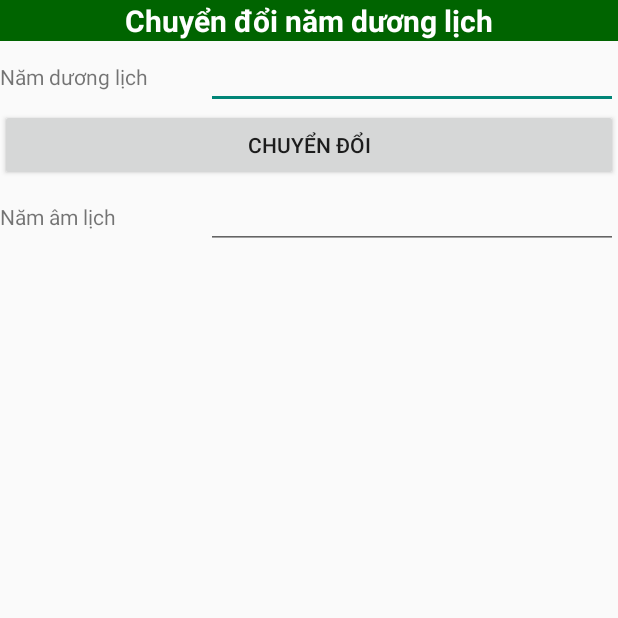
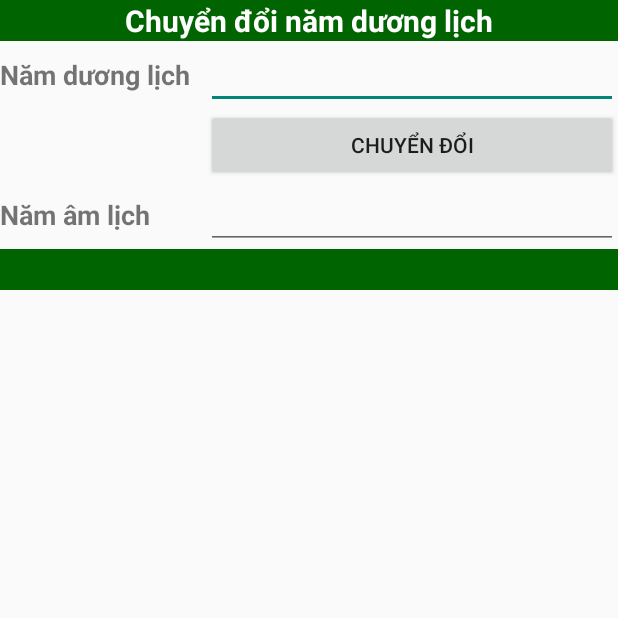
Before and after one commit to TungAnh176/CSE441_PRACTICE, an Android app: the screen it shows after launch (MainActivity), on a phone screen of 412 x 824 dp, the top half of it. Run offline under Robolectric (Android 15) with nearby library versions, the phone set to English and light mode, and no system bars.

Commit message:
update GUI

```diff
--- a/EX05/EX05_1/app/src/main/res/layout/activity_main.xml
+++ b/EX05/EX05_1/app/src/main/res/layout/activity_main.xml
@@ -27,20 +27,24 @@
                 android:layout_height="wrap_content"
                 android:text="Chuyển đổi năm dương lịch"
                 android:textColor="@color/white"
+                android:textSize="20dp"
                 android:textStyle="bold"
-                android:textSize="20dp"/>
+                tools:ignore="HardcodedText,SpUsage,TextSizeCheck" />
         </TableRow>
 
         <TableRow
             android:layout_width="match_parent"
-            android:layout_height="match_parent" >
+            android:layout_height="wrap_content" >
 
             <TextView
                 android:id="@+id/textView2"
                 android:layout_width="0dp"
                 android:layout_height="wrap_content"
                 android:layout_weight="1"
-                android:text="Năm dương lịch" />
+                android:text="Năm dương lịch"
+                android:textSize="18dp"
+                android:textStyle="bold"
+                tools:ignore="HardcodedText,SpUsage,TextSizeCheck" />
 
             <EditText
                 android:id="@+id/edt_duong_lich"
@@ -48,21 +52,28 @@
                 android:layout_height="wrap_content"
                 android:layout_weight="2"
                 android:ems="10"
+                android:hint=""
                 android:inputType="text"
-                android:hint="" />
+                tools:ignore="Autofill,LabelFor,SpeakableTextPresentCheck,TouchTargetSizeCheck,VisualLintTextFieldSize" />
         </TableRow>
 
         <TableRow
             android:layout_width="match_parent"
-            android:layout_height="match_parent"
+            android:layout_height="wrap_content"
             android:gravity="end">
 
+            <View
+                android:layout_width="0dp"
+                android:layout_height="match_parent"
+                android:layout_weight="1" />
+
             <Button
-                android:id="@+id/button"
+                android:id="@+id/btn_change"
                 android:layout_width="0dp"
                 android:layout_height="wrap_content"
                 android:layout_weight="2"
-                android:text="Chuyển đổi" />
+                android:text="Chuyển đổi"
+                tools:ignore="HardcodedText,VisualLintButtonSize" />
         </TableRow>
 
         <TableRow
@@ -74,7 +85,10 @@
                 android:layout_width="0dp"
                 android:layout_height="wrap_content"
                 android:layout_weight="1"
-                android:text="Năm âm lịch" />
+                android:text="Năm âm lịch"
+                android:textSize="18dp"
+                android:textStyle="bold"
+                tools:ignore="HardcodedText,SpUsage,TextSizeCheck" />
 
             <EditText
                 android:id="@+id/edt_am_lich"
@@ -82,8 +96,25 @@
                 android:layout_height="wrap_content"
                 android:layout_weight="2"
                 android:ems="10"
+                android:hint=""
                 android:inputType="text"
-                android:hint="" />
+                tools:ignore="Autofill,LabelFor,SpeakableTextPresentCheck,TouchTargetSizeCheck,VisualLintTextFieldSize" />
+        </TableRow>
+        <TableRow
+            android:layout_width="match_parent"
+            android:layout_height="match_parent"
+            android:gravity="center"
+            android:background="#006400">
+
+            <TextView
+                android:id="@+id/textView4"
+                android:layout_width="wrap_content"
+                android:layout_height="wrap_content"
+                android:text=""
+                android:textColor="@color/white"
+                android:textStyle="bold"
+                android:textSize="20dp"
+                tools:ignore="SpUsage" />
         </TableRow>
     </TableLayout>
 </androidx.constraintlayout.widget.ConstraintLayout>
```
